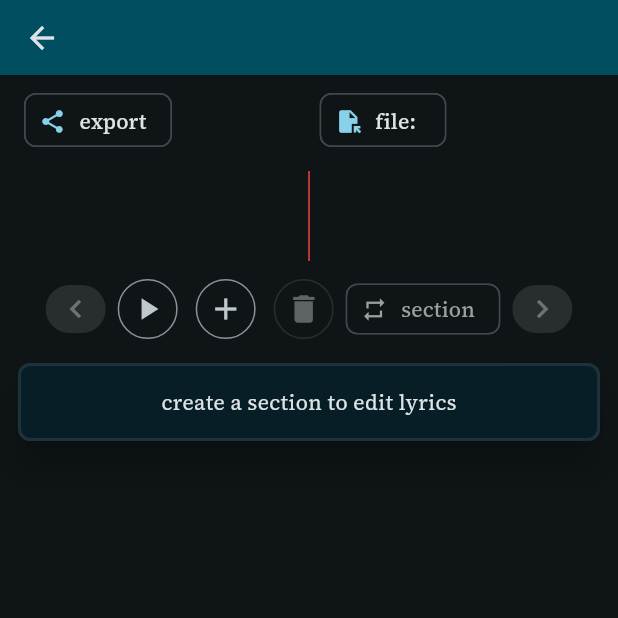
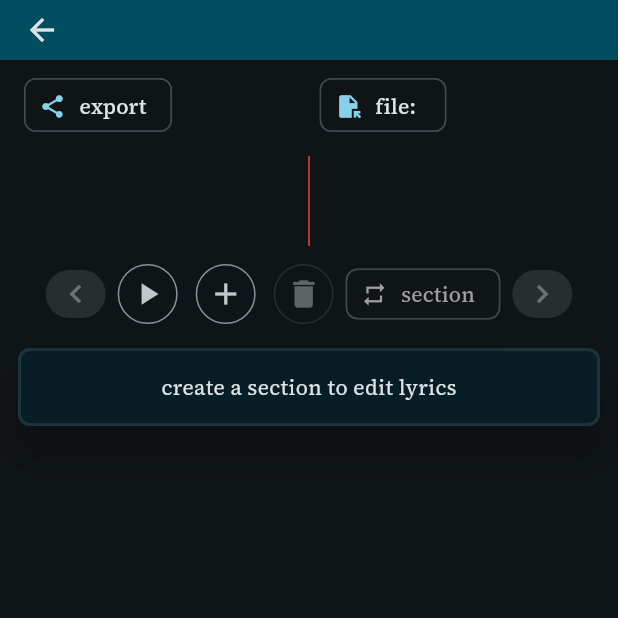
Before and after one commit to rlee2365/colora, a Flutter app: the ProjectEditor screen opened directly with empty values, on a phone screen of 412 x 824 dp, the top half of it. Run offline on Flutter 3.47's test engine with Material 3 defaults, Android fonts, the phone set to English and light mode, and no system bars; our stand-ins replace file_picker, google_fonts, objectbox, permission_handler, share_plus, shared_preferences; missing offline and left inert: audio_waveforms, flutter_archive, fuzzywuzzy, keyboard_visibility_pro; accounts and stored records are empty; generated files the repository leaves out were written again; statements that could not run were skipped.

Commit message:
Compact UI even more!!!

```diff
--- a/lib/project_editor.dart
+++ b/lib/project_editor.dart
@@ -44,12 +44,12 @@ class _ProjectEditorState extends State<ProjectEditor> {
       value: widget.project,
       child: Scaffold(
         appBar: AppBar(
-          toolbarHeight: 50,
+          toolbarHeight: 40,
           title: TextField(
             decoration: null,
             controller: titleController,
             style: theme.textTheme.headlineSmall?.copyWith(
-              fontSize: 24,
+              fontSize: 16,
             ),
             onChanged: (text) {
               widget.project.setName(text);
```
